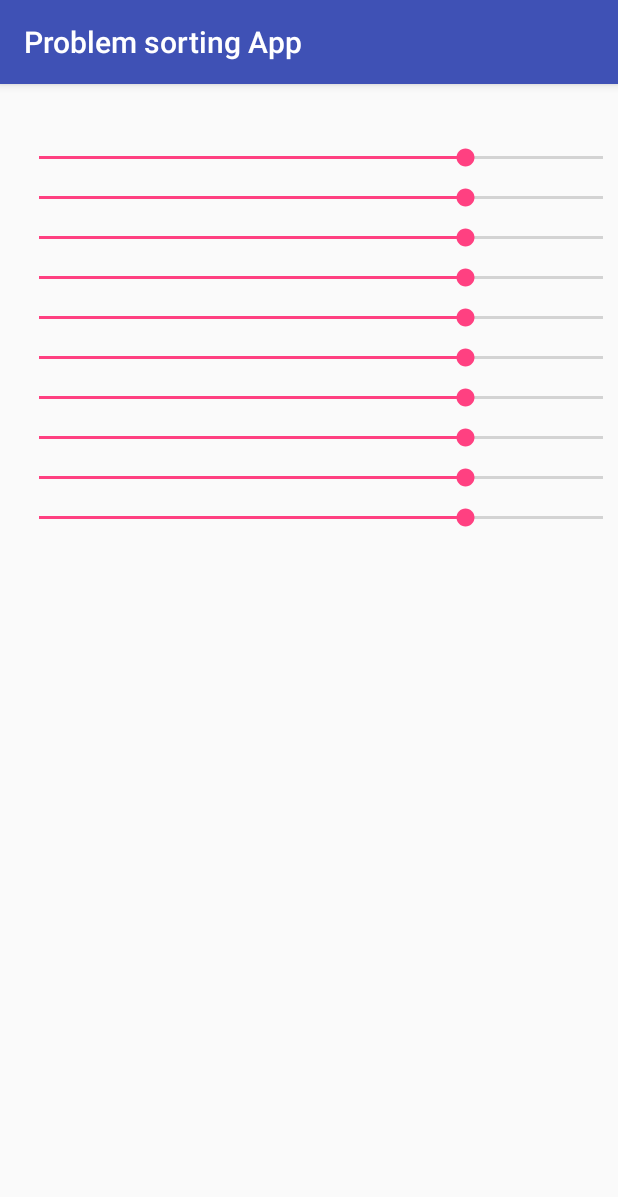
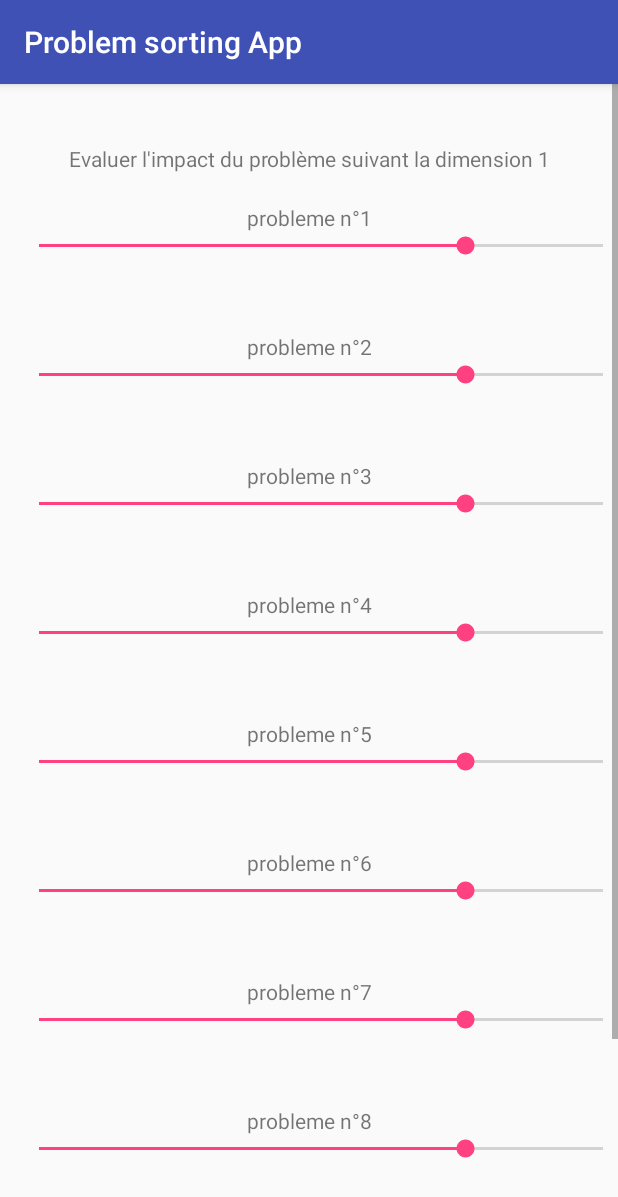
Before and after one commit to sevakimian/ProblemsortingApp, an Android app: the AssessDim1Activity screen opened directly, with no data from a screen before it, on a phone screen of 412 x 824 dp. Shown: the top 1197 px of the screen. Run offline under Robolectric (Android 15) with nearby library versions, the phone set to English and light mode, and no system bars.

Commit message:
20/10 16h00

```diff
--- a/app/src/main/java/com/example/chova/problemsortingapp/AssessDim1Activity.java
+++ b/app/src/main/java/com/example/chova/problemsortingapp/AssessDim1Activity.java
@@ -3,6 +3,8 @@ package com.example.chova.problemsortingapp;
 
 import android.support.v7.app.AppCompatActivity;
 import android.os.Bundle;
+import android.view.Gravity;
+import android.view.View;
 import android.view.ViewGroup;
 import android.widget.LinearLayout;
 import android.widget.SeekBar;
@@ -10,9 +12,12 @@ import android.widget.TextView;
 
 public class AssessDim1Activity extends AppCompatActivity {
 
+    private LinearLayout[] lignes;
+    private TextView[] labelProblemes;
+    private LinearLayout[] couples;
     private SeekBar[] defileurs;
     private TextView[] afficheurs;
-    private LinearLayout[] lignes;
+
     private LinearLayout layout;
 
     @Override
@@ -24,9 +29,11 @@ public class AssessDim1Activity extends AppCompatActivity {
          this.layout=findViewById(R.id.linearLayout);
          this.layout.setPadding(15,60,15,10);
 
+         this.lignes = new LinearLayout[10];
+         this.labelProblemes= new TextView[10];
          this.defileurs = new SeekBar[10];
          this.afficheurs = new TextView[10];
-         this.lignes = new LinearLayout[10];
+         this.couples = new LinearLayout[10];
 
         //fonction pour obtenir le nombre de problème
         //!!!!!!!!!!!!!!!!!!!!!!!!!!!!!!!!!!!!!!!!!!!
@@ -35,36 +42,43 @@ public class AssessDim1Activity extends AppCompatActivity {
 
         for (int i =0 ; i < 10 ;i++){
 
-            this.lignes[i]=new LinearLayout(this);
-            this.layout.addView(this.lignes[i]);
+            //INITIALISATION DE LA LIGNE
+            this.lignes[i] = new LinearLayout(this);
+            this.lignes[i].setOrientation(LinearLayout.VERTICAL);/*
+            this.lignes[i].setHorizontalGravity(Gravity.CENTER);*/
+            this.lignes[i].setPadding(0,30,0,30);
 
-            this.lignes[i].setOrientation(LinearLayout.HORIZONTAL);
-            this.lignes[i].setMinimumWidth(80);
+            //INITIALISATION DU LABEL PROBLEME
+            int j=i+1;
+            String s = "probleme n°" + j;
+            this.labelProblemes[i]= new TextView(this);
+            this.labelProblemes[i].setText(s);
+            this.labelProblemes[i].setGravity(Gravity.CENTER);
 
-            //initialisation du défileur
+            //INITIALISATION DU COUPLE AFFICHEUR/DEFILEUR
+            this.couples[i]=new LinearLayout(this);
+            this.couples[i].setOrientation(LinearLayout.HORIZONTAL);
+            this.couples[i].setMinimumWidth(80);
 
+            //INITIALISATION DU LABEL
+            this.afficheurs[i]= new TextView(this);
+            this.afficheurs[i].setText( "5" );
+            this.afficheurs[i].setLayoutParams(new LinearLayout.LayoutParams(100,40));
+            this.afficheurs[i].setMinHeight(50);
+
+            //INITIALISATION DU DEFILEUR
             this.defileurs[i] = new SeekBar(this);
-            this.lignes[i].addView(this.defileurs[i]);
             this.defileurs[i].setMin( 0 );
             this.defileurs[i].setMax( 10 );
             this.defileurs[i].setMinimumWidth(70);
             this.defileurs[i].setProgress(5);
             this.defileurs[i].setLayoutParams(new LinearLayout.LayoutParams(900,LinearLayout.LayoutParams.WRAP_CONTENT));
 
-
-            //initialisation du label
-            this.afficheurs[i]= new TextView(this);
-            this.lignes[i].addView( this.afficheurs[i] );
-            this.afficheurs[i].setText( "5" );
-            this.afficheurs[i].setLayoutParams(new LinearLayout.LayoutParams(100,40));
-            this.afficheurs[i].setMinHeight(50);
-
             this.defileurs[i].setOnSeekBarChangeListener(new SeekBar.OnSeekBarChangeListener() {
                 @Override
                 public void onProgressChanged(SeekBar seekBar, int valeur, boolean b) {
 
-                    String string = Integer.toString(valeur);
-                    AssessDim1Activity.this.afficheurs[AssessDim1Activity.this.quelSeekBar()].setText(string);
+                    AssessDim1Activity.this.actualisationAfficheurs();
                 }
 
                 @Override
@@ -78,6 +92,14 @@ public class AssessDim1Activity extends AppCompatActivity {
                 }
             });
 
+
+            //MISE EN PAGE
+
+            this.layout.addView(this.lignes[i]);
+            this.lignes[i].addView(this.labelProblemes[i]);
+            this.lignes[i].addView(this.couples[i]);
+            this.couples[i].addView(this.defileurs[i]);
+            this.couples[i].addView( this.afficheurs[i] );
             //this.defileurs[i].setLayoutParams( ViewGroup. );
 
 
@@ -85,14 +107,11 @@ public class AssessDim1Activity extends AppCompatActivity {
         }
     }
 
-    public int quelSeekBar() {
-        int k = 0;
-        for (int i = 0; i < defileurs.length; i++) {
+   public void actualisationAfficheurs(){
+        for (int i=0; i<this.defileurs.length;  i++){
+            String string = Integer.toString(this.defileurs[i].getProgress());
+            this.afficheurs[i].setText(string);
+        }
+   }
 
-            if (this.defileurs[i].isFocused()) {
-                k = i;
-            }
-        }
-        return k;
-    }
 }
--- a/app/src/main/res/layout/activity_assess_dim1.xml
+++ b/app/src/main/res/layout/activity_assess_dim1.xml
@@ -12,6 +12,15 @@
             android:layout_width="match_parent"
             android:layout_height="match_parent"
             android:orientation="vertical">
+
+            <TextView
+                android:id="@+id/titreAssess1"
+                android:layout_width="match_parent"
+                android:layout_height="wrap_content"
+                android:layout_gravity="center"
+                android:textAlignment="center"
+
+                android:text="Evaluer l'impact du problème suivant la dimension 1"/>
 
 
             <!-- <ProgressBar
```
Also changed, not shown: 66 other files.
